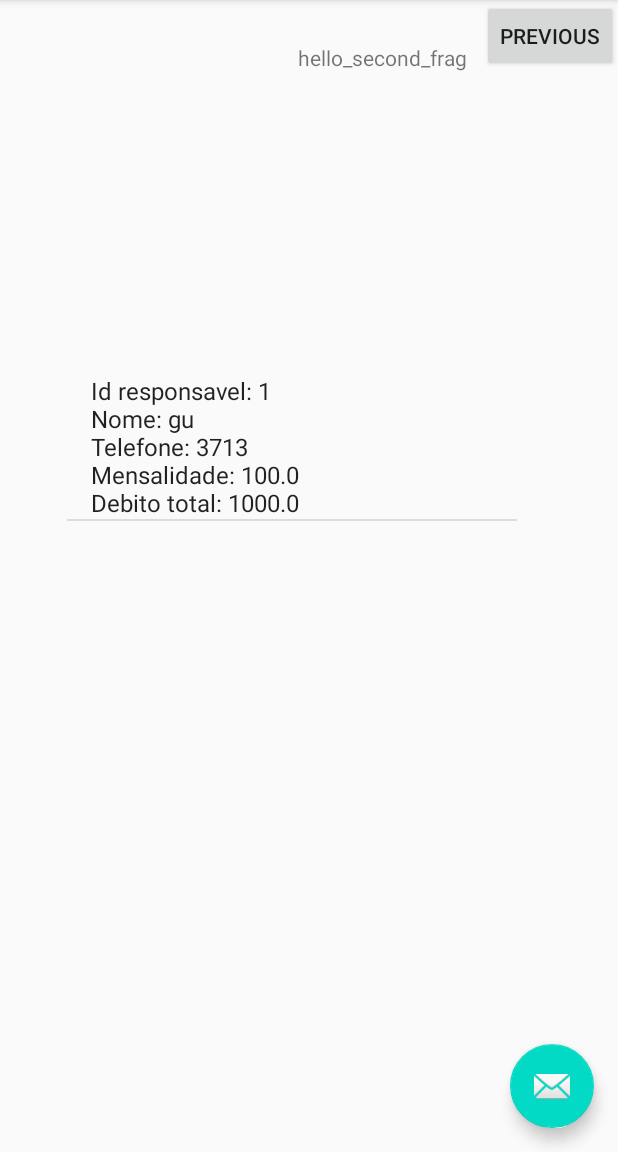
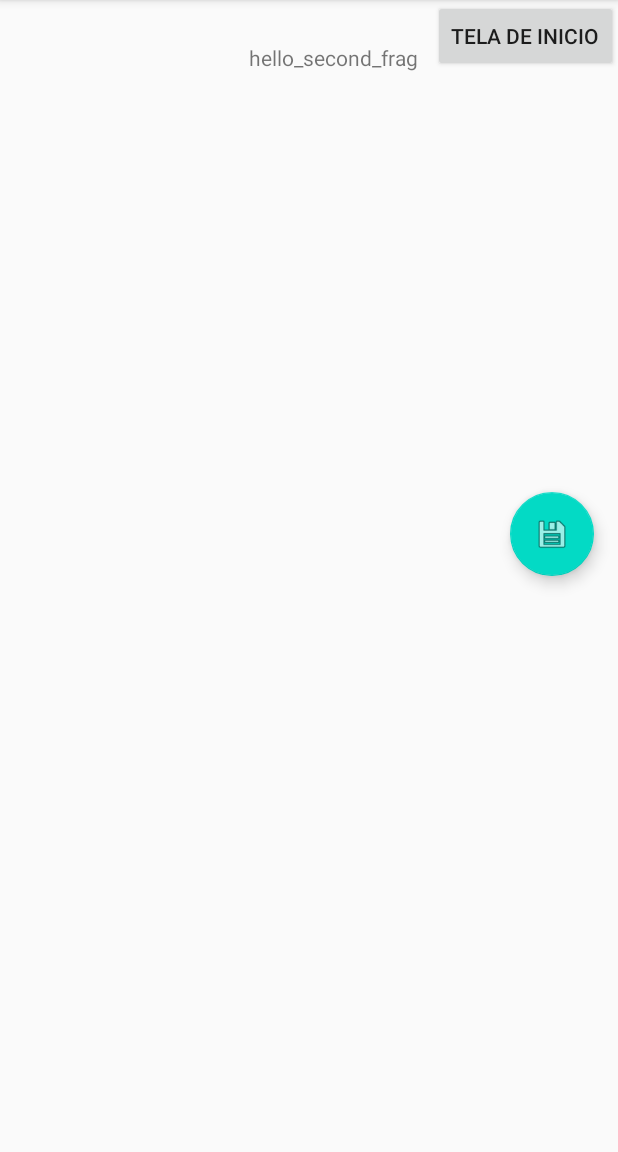
Before and after one commit to gustavoarildo/FormularioCondominio, an Android app: the SecondFragment screen opened through its navigation route, on a phone screen of 412 x 824 dp, the part 84-1236 px from its top. Run offline under Robolectric (Android 15) with nearby library versions, the phone set to English and light mode, and no system bars.

Commit message:
tela de créditos quase pronta

```diff
--- a/app/src/main/AndroidManifest.xml
+++ b/app/src/main/AndroidManifest.xml
@@ -9,6 +9,7 @@
         android:roundIcon="@mipmap/ic_launcher_round"
         android:supportsRtl="true"
         android:theme="@style/AppTheme">
+        <activity android:name=".Main2Activity"></activity>
         <activity
             android:name=".MainActivity"
             android:label="@string/app_name"
--- a/app/src/main/java/com/example/formulariocondominio/FirstFragment.java
+++ b/app/src/main/java/com/example/formulariocondominio/FirstFragment.java
@@ -32,38 +32,13 @@ public class FirstFragment extends Fragment {
         super.onViewCreated(view, savedInstanceState);
 
 
-        //final SecondFragment secondFragment = new SecondFragment();//?NANI?
 
-
-        /*
-        Bundle data = getArguments();
-        if(data != null) {
-            ArrayList<ResponsavelFinanceiro> listResponsaveisFinanceiros = data.getParcelableArrayList("RESPONSAVEL");
-
-            Bundle bundle = new Bundle();//ok
-            bundle.putParcelableArrayList("RESPONSAVEL", listResponsaveisFinanceiros);//ok
-            secondFragment.setArguments(bundle);//?okokokokokok
-        }
-
-         */
 
 
 
         view.findViewById(R.id.button_first).setOnClickListener(new View.OnClickListener() {
             @Override
             public void onClick(View view) {
-
-                /*
-                Bundle data = getArguments();
-                if(data != null) {
-                    ArrayList<ResponsavelFinanceiro> listResponsaveisFinanceiros = data.getParcelableArrayList("RESPONSAVEL");
-
-                    Bundle bundle = new Bundle();//ok
-                    bundle.putParcelableArrayList("RESPONSAVEL", listResponsaveisFinanceiros);//ok
-                    secondFragment.setArguments(bundle);//?okokokokokok
-                }
-
-                 */
 
                 NavHostFragment.findNavController(FirstFragment.this)
                         .navigate(R.id.action_FirstFragment_to_SecondFragment);
--- a/app/src/main/java/com/example/formulariocondominio/MainActivity.java
+++ b/app/src/main/java/com/example/formulariocondominio/MainActivity.java
@@ -26,9 +26,6 @@ public class MainActivity extends AppCompatActivity {
 
     ArrayList<ResponsavelFinanceiro> listResponsaveisFinanceiros = new ArrayList<ResponsavelFinanceiro>();
 
-    //SecondFragment secondFragment = new SecondFragment();//?NANI?
-    //FirstFragment firstFragment = new FirstFragment();//?
-    //MainActivity mainActivity = new MainActivity();
 
     EditText edtID;
     EditText edtNOME;
@@ -47,76 +44,69 @@ public class MainActivity extends AppCompatActivity {
         fab.setOnClickListener(new View.OnClickListener() {
             @Override
             public void onClick(View view) {
-                Snackbar.make(view, "Replace with your own action", Snackbar.LENGTH_LONG)
+                Snackbar.make(view, "Voce precionou o botao de cadastramento", Snackbar.LENGTH_LONG)
                         .setAction("Action", null).show();
-            }
-        });
 
                 verificaAtualizacoesCampoTexto();
 
 
-        ResponsavelFinanceiro novo = new ResponsavelFinanceiro(
-                1,
-                "gu",
-                3713,
-                100,
-                1000
-        );
-        listResponsaveisFinanceiros.add(novo);
 
 
-        //FragmentTransaction fragmentTransaction;
-/*
-        Bundle bundle = new Bundle();//ok
-        bundle.putParcelableArrayList("RESPONSAVEL", listResponsaveisFinanceiros);//ok
-        SecondFragment secondFragment = new SecondFragment();//?NANI?
-        secondFragment.setArguments(bundle);//?okokokokokok
+                try {
+                    ResponsavelFinanceiro novo = new ResponsavelFinanceiro(
+                            Integer.parseInt(edtID.getText().toString()),
+                            edtNOME.getText().toString(),
+                            Integer.parseInt(edtTELEFONE.getText().toString()),
+                            Double.parseDouble(edtMENSALIDADE.getText().toString()),
+                            Double.parseDouble(edtDEBITOTOTAL.getText().toString())
+                    );
 
- */
+                    boolean achei = false;
+                    for (int i = 0; i < listResponsaveisFinanceiros.size(); i++) {
+                        ResponsavelFinanceiro rf = (ResponsavelFinanceiro) listResponsaveisFinanceiros.get(i);
+                        if (rf.getId() == (Integer.parseInt(edtID.getText().toString()))) {
+                            achei = true;
+                        }
+                    }
 
-        //fragmentTransaction = getSupportFragmentManager().beginTransaction();
-        //getFragmentManager().beginTransaction()
-                //.add(R.id.container, new PlaceholderFragment()).commit();
-        ///fragmentTransaction = getSupportFragmentManager().findFragmentById(R.id.;
-        //ExampleFragment fragment = (ExampleFragment) getSupportFragmentManager().findFragmentById(R.id.example_fragment);
-        //fragmentTransaction.add(R.id.container, secondFragment);
-        //fragmentTransaction.commit();
+                    if (achei) {
+                        exibeTextoNaTela("CADASTRAMENTO MAL SUCEDIDO, ID JA EM USO NO MOMENTO");
 
-        //SharedPreferences pref = getApplicationContext().getSharedPreferences("DATA", MODE_PRIVATE);
-        //SharedPreferences.Editor editor = pref.edit();
-        //editor.putString("EDITEXT1", "string value");  // Salvando dados do seu editext
-        //editor.commit(); // confirmar e salvar seus dados para a SharedPreferences
-
-/*
-        SecondFragment secondFragment = new SecondFragment();
-        //FirstFragment firstFragment = new FirstFragment();
-        if(listResponsaveisFinanceiros != null){
+                    }
+                    else{
+                        listResponsaveisFinanceiros.add(novo);
+                        exibeTextoNaTela("CADASTRAMENTO BEM SUCEDIDO");
+                        achei = false;
 
 
-
-            Bundle bundle = new Bundle();
-
-
-
-            //put your ArrayList data in bundle
-
-            bundle.putSerializable("bundle_key", listResponsaveisFinanceiros);
-
-            secondFragment.setArguments(bundle);
-            //firstFragment.setArguments(bundle);
-
+                    }
+                }
+                catch (Exception e){
+                    exibeTextoNaTela("CADASTRAMENTO MAL SUCEDIDO PREENCHER TODOS CAMPOS");
                 }
 
 
 
-        FragmentTransaction ft = getSupportFragmentManager().beginTransaction();
 
-        ft.replace(R.id.nav_host_fragment, secondFragment);
-        //ft.replace(R.id.nav_host_fragment, firstFragment);
+            }
+        });
 
-        ft.commit();
 
- */
+        ArrayList<ResponsavelFinanceiro> listResponsaveisFinanceirosIntent = new ArrayList<ResponsavelFinanceiro>();
+        if (savedInstanceState == null) {
+            Bundle extras = getIntent().getExtras();
+            if(extras == null) {
+                listResponsaveisFinanceirosIntent= new ArrayList<ResponsavelFinanceiro>();
+            } else {
+                listResponsaveisFinanceirosIntent = (ArrayList<ResponsavelFinanceiro>) extras.getSerializable("LISTA");
+            }
+        } else {
+            listResponsaveisFinanceirosIntent = (ArrayList<ResponsavelFinanceiro>) savedInstanceState.getSerializable("LISTA");
+        }
+        listResponsaveisFinanceiros = listResponsaveisFinanceirosIntent;
+
+
+        verificaAtualizacoesCampoTexto();
 
 
 
@@ -208,22 +198,6 @@ public class MainActivity extends AppCompatActivity {
                     achei = false;
 
 
-
-
-
-                    //MainActivity mainActivity = new MainActivity();
-                    //SecondFragment secondFragment = new SecondFragment();//?NANI?
-                    //FragmentTransaction fragmentTransaction;
-                   // Bundle bundle = new Bundle();//ok
-                   // bundle.putParcelableArrayList("RESPONSAVEL", listResponsaveisFinanceiros);//ok
-                    //secondFragment.setArguments(bundle);//?okokokokokok
-                    //fragmentTransaction = getSupportFragmentManager().beginTransaction();
-                    //fragmentTransaction.add(R.id.FirstFragment, secondFragment);
-                    //fragmentTransaction.commit();
-
-
-
-
                 }
             }
             catch (Exception e){
@@ -239,31 +213,15 @@ public class MainActivity extends AppCompatActivity {
         if (id == R.id.action_menu_listar_todos) {//ENVIA ARRAYLIST
 
             try {
-                /*
-                SecondFragment secondFragment = new SecondFragment();
-                Bundle data = new Bundle();
-                Intent intent = null;
-                intent.putExtra("RESPONSAVEL", listResponsaveisFinanceiros);
-                data = getIntent().getExtras();
-                secondFragment.setArguments(data);
 
-                 */
+                exibeTextoNaTela("setou a lista");
 
-                //yourArrayList.add("test");
-               // yourArrayList.add("test2")
-               // Bundle bundle = new Bundle();//ok
-               // bundle.putParcelableArrayList("RESPONSAVEL", listResponsaveisFinanceiros);//ok
-                //SecondFragment secondFragment = new SecondFragment();//?
-                //secondFragment.setArguments(bundle);//?okokokokokok
-                //FragmentTransaction fragmentTransaction = getSupportFragmentManager().beginTransaction();//????
-                //fragmentTransaction.add(R.id.SecondFragment, secondFragment);//????
-                //fragmentTransaction.commit();//ok?????????????????????
+                //LISTAR TODOS VERSAO ACTIVIT ABAIXO
+                Intent i = new Intent(MainActivity.this, Main2Activity.class);
+                i.putExtra("LISTA", listResponsaveisFinanceiros);
+                startActivity(i);
 
 
-               // firstFragment.setArguments(bundle);//?okokokokokok
-
-
-                exibeTextoNaTela("setou a lista");
             }
             catch (Exception e)
             {
--- a/app/src/main/java/com/example/formulariocondominio/SecondFragment.java
+++ b/app/src/main/java/com/example/formulariocondominio/SecondFragment.java
@@ -35,60 +35,6 @@ public class SecondFragment extends Fragment {
         super.onViewCreated(view, savedInstanceState);
 
 
-        //RECEBE ARRAYLIST
-        ArrayList<ResponsavelFinanceiro> listResponsaveisFinanceiros = null;
-        //ArrayList<ResponsavelFinanceiro> listResponsaveisFinanceiros = todosOsResponsaveisFinanceiros();
-        listResponsaveisFinanceiros = todosOsResponsaveisFinanceiros();
-
-
-        /*
-        Bundle data = getArguments();
-        //Bundle data = getIntent().getExtras();
-        if(data != null) {
-            //ArrayList<ResponsavelFinanceiro> listResponsaveisFinanceiros = data.getParcelableArrayList("RESPONSAVEL");
-            listResponsaveisFinanceiros = data.getParcelableArrayList("RESPONSAVEL");
-        }
-        else
-        {
-            exibeTextoNaTela("Lista nao foi recebida");
-        }
-
-         */
-
-        //then get your ArrayList data in fragment
-
-        //listResponsaveisFinanceiros = (ArrayList<ResponsavelFinanceiro>) getArguments().getSerializable("bundle_key");
-
-
-        try {
-
-
-                //ArrayList<ResponsavelFinanceiro> listResponsaveisFinanceiros = MainActivity.ExtraData.class.getClass().getMethods().getClass().getResource("listResponsaveisFinanceiros");
-
-                // ArrayList<ResponsavelFinanceiro> listResponsaveisFinanceiros = getArguments().getParcelableArrayList ("RESPONSAVEL");//ok
-
-
-                ListView listViewResponsaveisFinanceiros = (ListView) view.findViewById(R.id.ListView_ListarTodos);
-                //ArrayList<ResponsavelFinanceiro> listResponsaveisFinanceiros = todosOsResponsaveisFinanceiros();
-                ArrayAdapter<ResponsavelFinanceiro> adapter = new ArrayAdapter<ResponsavelFinanceiro>(Objects.requireNonNull(this.getContext()), android.R.layout.simple_list_item_1, listResponsaveisFinanceiros);
-
-                System.out.println(listResponsaveisFinanceiros.get(0).getNome());
-
-                listViewResponsaveisFinanceiros.setAdapter(adapter);
-
-
-
-
-
-        }
-        catch (Exception e)
-        {
-            //nao faz nada
-            exibeTextoNaTela("second deu erro");
-        }
-        //RECEBE ARRAYLIST
-
-
 
 
         view.findViewById(R.id.button_second).setOnClickListener(new View.OnClickListener() {
@@ -103,31 +49,6 @@ public class SecondFragment extends Fragment {
 
 
 
-    private ArrayList<ResponsavelFinanceiro> todosOsResponsaveisFinanceiros() {
-
-        return new ArrayList<>(Arrays.asList(
-
-                new ResponsavelFinanceiro(
-                        1,
-                        "gu",
-                        3713,
-                        100,
-                        1000)
-        ));
-
-    }
-
- //*/
-
-    public void exibeTextoNaTela(String meuTexto){
-        Context context = getActivity().getApplicationContext();
-        CharSequence text = meuTexto;
-        int duration = Toast.LENGTH_SHORT;
-
-        Toast toast = Toast.makeText(context, text, duration);
-        toast.show();
-    }
-
 
 
 
--- a/app/src/main/res/layout/activity_main.xml
+++ b/app/src/main/res/layout/activity_main.xml
@@ -26,8 +26,9 @@
         android:id="@+id/fab"
         android:layout_width="wrap_content"
         android:layout_height="wrap_content"
-        android:layout_gravity="bottom|end"
+        android:layout_gravity="center|end"
         android:layout_margin="@dimen/fab_margin"
-        app:srcCompat="@android:drawable/ic_dialog_email" />
+        app:rippleColor="#FFEB3B"
+        app:srcCompat="@android:drawable/ic_menu_save" />
 
 </androidx.coordinatorlayout.widget.CoordinatorLayout>
--- a/app/src/main/res/layout/fragment_first.xml
+++ b/app/src/main/res/layout/fragment_first.xml
@@ -19,7 +19,7 @@
         android:id="@+id/button_first"
         android:layout_width="wrap_content"
         android:layout_height="wrap_content"
-        android:text="@string/next"
+        android:text="@string/creditos"
         app:layout_constraintEnd_toEndOf="parent"
         app:layout_constraintTop_toTopOf="parent" />
 
--- a/app/src/main/res/layout/fragment_second.xml
+++ b/app/src/main/res/layout/fragment_second.xml
@@ -10,7 +10,7 @@
         android:id="@+id/button_second"
         android:layout_width="wrap_content"
         android:layout_height="wrap_content"
-        android:text="@string/previous"
+        android:text="@string/tela_de_inicio"
         app:layout_constraintEnd_toEndOf="parent"
         app:layout_constraintTop_toTopOf="parent" />
 
@@ -23,15 +23,4 @@
         app:layout_constraintBottom_toBottomOf="@+id/button_second"
         app:layout_constraintEnd_toStartOf="@+id/button_second" />
 
-    <ListView
-        android:id="@+id/ListView_ListarTodos"
-        android:layout_width="300dp"
-        android:layout_height="500dp"
-        app:layout_constraintBottom_toBottomOf="parent"
-        app:layout_constraintEnd_toEndOf="parent"
-        app:layout_constraintHorizontal_bias="0.396"
-        app:layout_constraintStart_toStartOf="parent"
-        app:layout_constraintTop_toTopOf="parent"
-        app:layout_constraintVertical_bias="0.93" />
-
 </androidx.constraintlayout.widget.ConstraintLayout>
--- a/app/src/main/res/values/strings.xml
+++ b/app/src/main/res/values/strings.xml
@@ -24,4 +24,7 @@
     <string name="menu_cadastrar"> create</string>
     <string name="delete"> delete</string>
     <string name="edite"> edite</string>
+    <string name="voltar_tela_1">voltar_tela_1</string>
+    <string name="creditos">Creditos</string>
+    <string name="tela_de_inicio">Tela de inicio</string>
 </resources>
```
Also changed, not shown: app/src/main/java/com/example/formulariocondominio/Main2Activity.java (added, +76 -0 lines), app/src/main/java/com/example/formulariocondominio/ResponsavelFinanceiro.java (+21 -0 lines), app/src/main/res/layout/activity_main2.xml (added, +29 -0 lines). Lines whose indentation alone changed are shown as unchanged.
